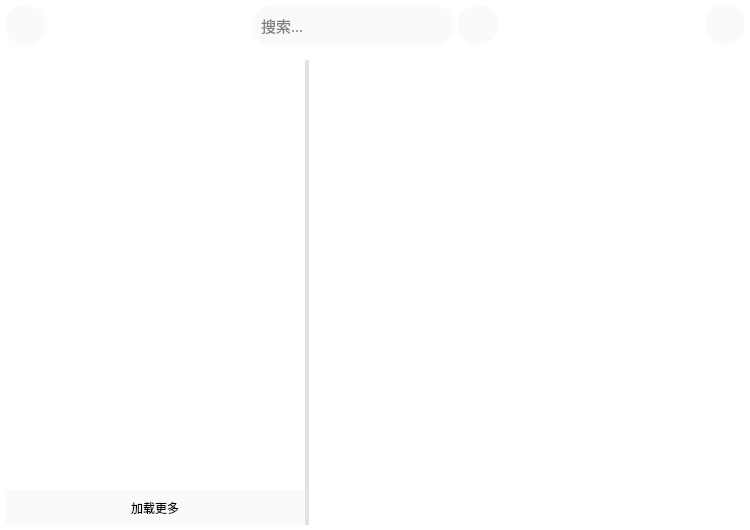
Above: src/mainwidget.ui from LeftStudio/mozi before the change. Below: the same form after it.
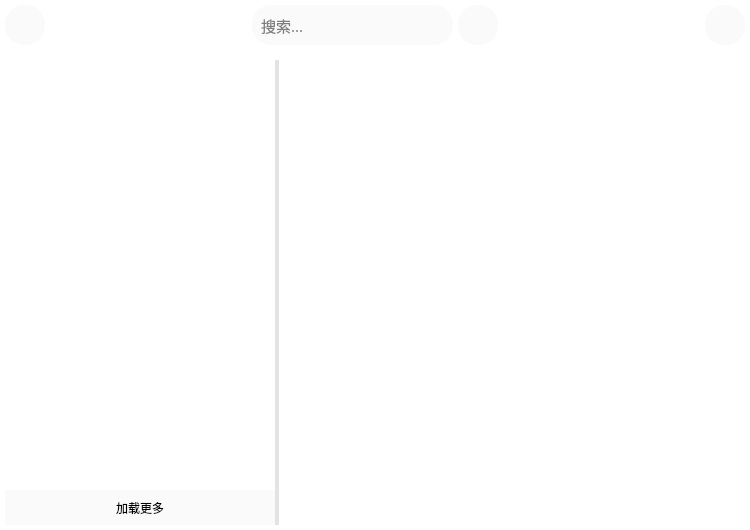
That is the form after the change. The open tabs and pages were chosen to show the change. Icons and pictures are not drawn. Custom widgets are drawn as their Qt base class.

```diff
--- a/src/mainwidget.ui
+++ b/src/mainwidget.ui
@@ -803,13 +803,13 @@
             <widget class="QListWidget" name="resultList">
              <property name="minimumSize">
               <size>
-               <width>200</width>
+               <width>120</width>
                <height>0</height>
               </size>
              </property>
              <property name="maximumSize">
               <size>
-               <width>300</width>
+               <width>270</width>
                <height>16777215</height>
               </size>
              </property>
```
